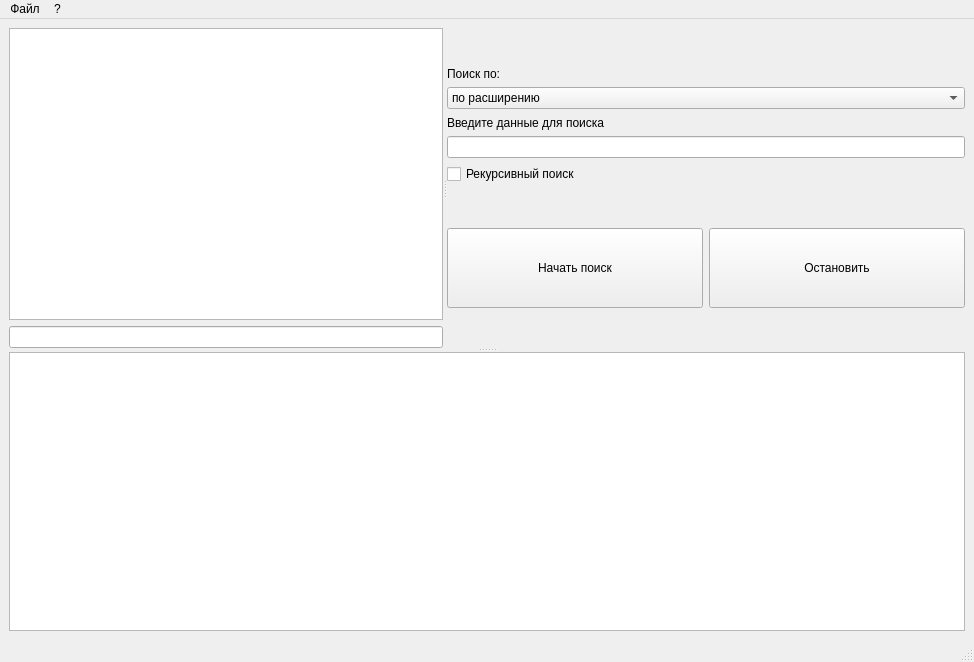
Before: the Qt Designer form ui/search_form.ui in fixtik/FileSearch, drawn with Qt 5.
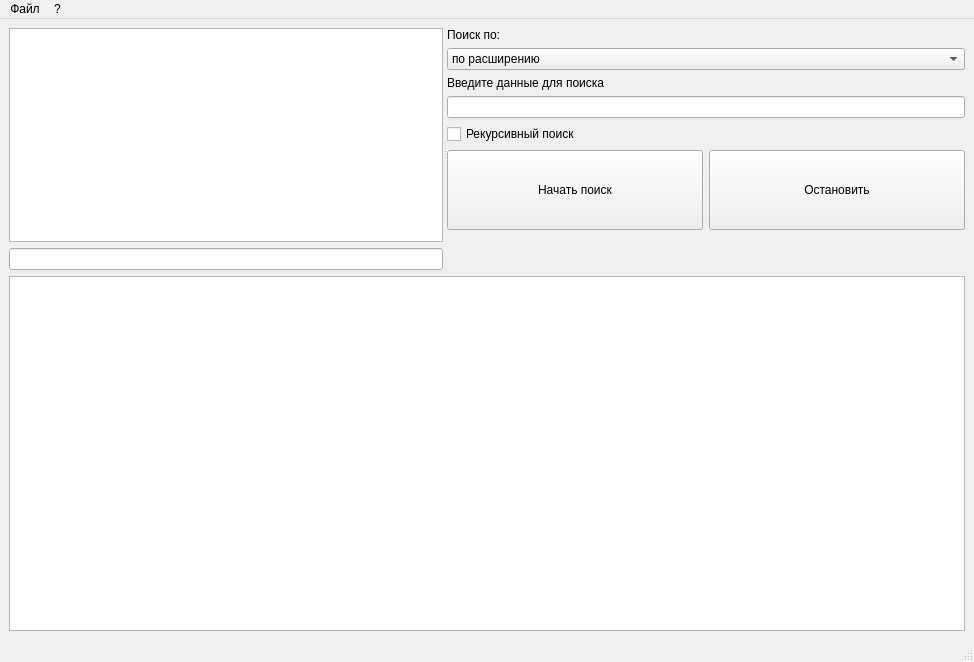
After: the same form once the commit is applied.

Commit message: bin search complite

Diff of the .ui file:
```diff
--- a/ui/search_form.ui
+++ b/ui/search_form.ui
@@ -16,15 +16,11 @@
   <widget class="QWidget" name="centralwidget">
    <layout class="QVBoxLayout" name="verticalLayout_4">
     <item>
-     <widget class="QSplitter" name="splitter_2">
-      <property name="orientation">
-       <enum>Qt::Vertical</enum>
-      </property>
       <widget class="QSplitter" name="splitter">
        <property name="orientation">
         <enum>Qt::Horizontal</enum>
        </property>
-       <widget class="QWidget" name="">
+      <widget class="QWidget" name="layoutWidget">
         <layout class="QVBoxLayout" name="verticalLayout_3">
          <item>
           <widget class="QTreeView" name="treeView"/>
@@ -131,11 +127,25 @@
            </item>
           </layout>
          </item>
+        <item>
+         <spacer name="verticalSpacer">
+          <property name="orientation">
+           <enum>Qt::Vertical</enum>
+          </property>
+          <property name="sizeHint" stdset="0">
+           <size>
+            <width>20</width>
+            <height>40</height>
+           </size>
+          </property>
+         </spacer>
+        </item>
         </layout>
        </widget>
       </widget>
+    </item>
+    <item>
       <widget class="QTableView" name="tableView"/>
-     </widget>
     </item>
    </layout>
   </widget>
```
Lines whose indentation alone changed are shown as unchanged. The commit also changes 2 other files.
